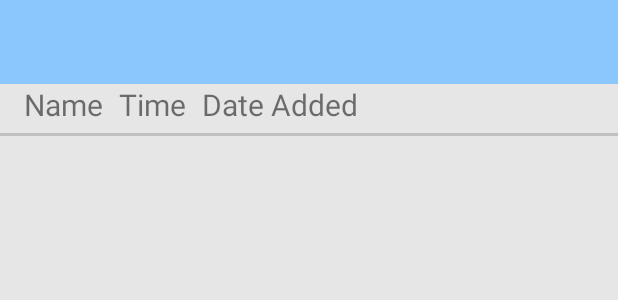
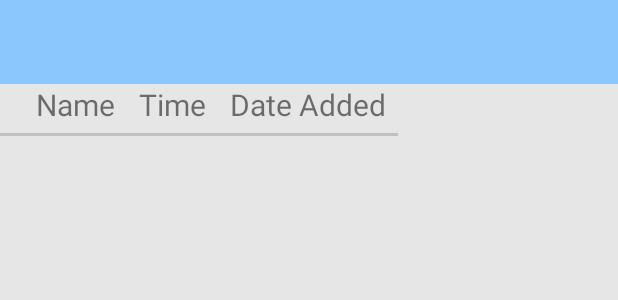
Before and after one commit to lrvideckis/Minesweeper_Android, an Android app: the layout leaderboard.xml on its own in the app's theme, with its tools: preview values and no code run, on a phone screen of 412 x 824 dp. Shown: the top 300 px of the screen. Run offline under Robolectric (Android 15) with nearby library versions, the phone set to English and light mode, and no system bars.

Commit message:
remove warnings

```diff
--- a/app/src/main/java/com/LukeVideckis/minesweeper_android/activity/activityHelpers/DifficultyDeterminer.java
+++ b/app/src/main/java/com/LukeVideckis/minesweeper_android/activity/activityHelpers/DifficultyDeterminer.java
@@ -3,7 +3,7 @@ package com.LukeVideckis.minesweeper_android.activity.activityHelpers;
 import com.LukeVideckis.minesweeper_android.miscHelpers.DifficultyConstants;
 
 public class DifficultyDeterminer {
-    private int numberOfRows, numberOfCols, numberOfMines;
+    private final int numberOfRows, numberOfCols, numberOfMines;
     public DifficultyDeterminer(int numberOfRows, int numberOfCols, int numberOfMines) {
         this.numberOfRows = numberOfRows;
         this.numberOfCols = numberOfCols;
--- a/app/src/main/java/com/LukeVideckis/minesweeper_android/miscHelpers/CompletionTimeFormatter.java
+++ b/app/src/main/java/com/LukeVideckis/minesweeper_android/miscHelpers/CompletionTimeFormatter.java
@@ -1,10 +1,12 @@
 package com.LukeVideckis.minesweeper_android.miscHelpers;
+
+import java.util.Locale;
 
 public abstract class CompletionTimeFormatter {
     private CompletionTimeFormatter() throws Exception {
         throw new Exception("No instances allowed!");
     }
     public static String formatTime(long completionTimeNanoseconds) {
-        return String.format("%.2f", completionTimeNanoseconds / 1000000000.0);
+        return String.format(Locale.getDefault(), "%.2f", completionTimeNanoseconds / 1000000000.0);
     }
 }
--- a/app/src/main/java/com/LukeVideckis/minesweeper_android/view/DrawCellHelpers.java
+++ b/app/src/main/java/com/LukeVideckis/minesweeper_android/view/DrawCellHelpers.java
@@ -192,7 +192,7 @@ public class DrawCellHelpers {
             float fractionHeight = -textBounds.top + pixelsBetweenNumAndDen;
 
             black.getTextBounds(probability.getNumerator().toString(), 0, digitsNumerator, textBounds);
-            fractionHeight += -textBounds.top;
+            fractionHeight -= textBounds.top;
 
             canvas.drawText(probability.getNumerator().toString(), startX + (GameActivity.cellPixelLength - widthNum) / 2f, startY + (-textBounds.top) + (GameActivity.cellPixelLength - fractionHeight) / 2f, black);
             canvas.drawText(probability.getDenominator().toString(), startX + (GameActivity.cellPixelLength - widthDen) / 2f, startY + 2 * (-textBounds.top) + (GameActivity.cellPixelLength - fractionHeight) / 2f + pixelsBetweenNumAndDen, black);
--- a/app/src/main/java/com/LukeVideckis/minesweeper_android/view/GameCanvas.java
+++ b/app/src/main/java/com/LukeVideckis/minesweeper_android/view/GameCanvas.java
@@ -103,8 +103,8 @@ public class GameCanvas extends View {
     }
 
     @Override
-    protected void onSizeChanged(int w, int h, int oldw, int oldh) {
-        super.onSizeChanged(w, h, oldw, oldh);
+    protected void onSizeChanged(int w, int h, int oldWidth, int oldHeight) {
+        super.onSizeChanged(w, h, oldWidth, oldHeight);
         // I need the # of pixels for this view -> it doesn't include the top/bottom bars. But
         // because of how Android is set up, `getWidth()` and `getHeight()` return 0 in `GameCanvas`
         // constructor. This is the workaround.
--- a/app/src/main/res/layout/leaderboard.xml
+++ b/app/src/main/res/layout/leaderboard.xml
@@ -24,42 +24,45 @@
             android:textColor="#000000" />
     </androidx.appcompat.widget.Toolbar>
 
+    <HorizontalScrollView
+        android:layout_width="fill_parent"
+        android:layout_height="0dp"
+        android:layout_weight="1">
     <ScrollView
-        android:layout_width="fill_parent"
+        android:layout_width="wrap_content"
         android:layout_height="fill_parent"
-        android:layout_weight="1"
         android:scrollbars="vertical">
 
         <TableLayout
             android:id="@+id/leaderboard_ui_table"
             android:layout_width="match_parent"
-            android:layout_height="match_parent">
+            android:layout_height="wrap_content">
 
             <TableRow>
 
                 <TextView
-                    android:paddingLeft="8px"
-                    android:paddingRight="8px"
+                    android:paddingLeft="8dp"
+                    android:paddingRight="8dp"
                     android:text=""
-                    android:textSize="20dp" />
+                    android:textSize="20sp" />
 
                 <TextView
-                    android:paddingLeft="8px"
-                    android:paddingRight="8px"
-                    android:text="Name"
-                    android:textSize="20dp" />
+                    android:paddingLeft="8dp"
+                    android:paddingRight="8dp"
+                    android:text="@string/leaderboard_name"
+                    android:textSize="20sp" />
 
                 <TextView
-                    android:paddingLeft="8px"
-                    android:paddingRight="8px"
-                    android:text="Time"
-                    android:textSize="20dp" />
+                    android:paddingLeft="8dp"
+                    android:paddingRight="8dp"
+                    android:text="@string/leaderboard_time"
+                    android:textSize="20sp" />
 
                 <TextView
-                    android:paddingLeft="8px"
-                    android:paddingRight="8px"
-                    android:text="Date Added"
-                    android:textSize="20dp" />
+                    android:paddingLeft="8dp"
+                    android:paddingRight="8dp"
+                    android:text="@string/leaderboard_date_added"
+                    android:textSize="20sp" />
             </TableRow>
 
             <View
@@ -71,4 +74,5 @@
         </TableLayout>
 
     </ScrollView>
+    </HorizontalScrollView>
 </LinearLayout>
--- a/app/src/main/res/layout/settings.xml
+++ b/app/src/main/res/layout/settings.xml
@@ -29,7 +29,6 @@
         android:id="@+id/gameControls"
         android:layout_width="match_parent"
         android:layout_height="match_parent"
-        android:layout_centerVertical="true"
         android:layout_marginStart="20dp"
         android:gravity="center_vertical"
         android:orientation="vertical">
@@ -57,7 +56,7 @@
                 android:layout_width="match_parent"
                 android:layout_height="wrap_content"
                 android:layout_marginStart="10dp"
-                android:text="Note: this setting changes the difficulty of the game, so separate leaderboards are needed. I chose not to add these leaderboards now, but may add them in the future."/>
+                android:text="@string/leaderboard_has8_note"/>
         </LinearLayout>
     </LinearLayout>
 </LinearLayout>
--- a/app/src/main/res/menu/top_toolbar_actions.xml
+++ b/app/src/main/res/menu/top_toolbar_actions.xml
@@ -5,7 +5,7 @@
     <item
         android:id="@+id/action_leaderboard"
         android:icon="@drawable/leaderboard_icon"
-        android:title="leaderboard"
+        android:title="@string/leaderboard_icon"
         app:showAsAction="always" />
 
     <item
--- a/app/src/main/res/values/strings.xml
+++ b/app/src/main/res/values/strings.xml
@@ -24,6 +24,11 @@
     <string name="make_toggling_flags_the_default">Make toggling flags the default</string>
     <string name="generate_games_with_an_8">Generate games with an 8</string>
     <string name="minesweeper">Minesweeper</string>
+    <string name="leaderboard_name">Name</string>
+    <string name="leaderboard_time">Time</string>
+    <string name="leaderboard_date_added">Date Added</string>
+    <string name="leaderboard_has8_note">Note: this setting changes the difficulty of the game, so separate leaderboards are needed. I chose not to add these leaderboards now, but may add them in the future.</string>
+    <string name="leaderboard_icon">leaderboard</string>
 
     <!--
     TODO: these modes
```
Also changed, not shown: app/build.gradle (+6 -6 lines), app/src/main/java/com/LukeVideckis/minesweeper_android/activity/LeaderboardActivity.java (+8 -14 lines), app/src/main/java/com/LukeVideckis/minesweeper_android/activity/activityHelpers/GameWonDialog.java (+8 -11 lines), 2 other files.
